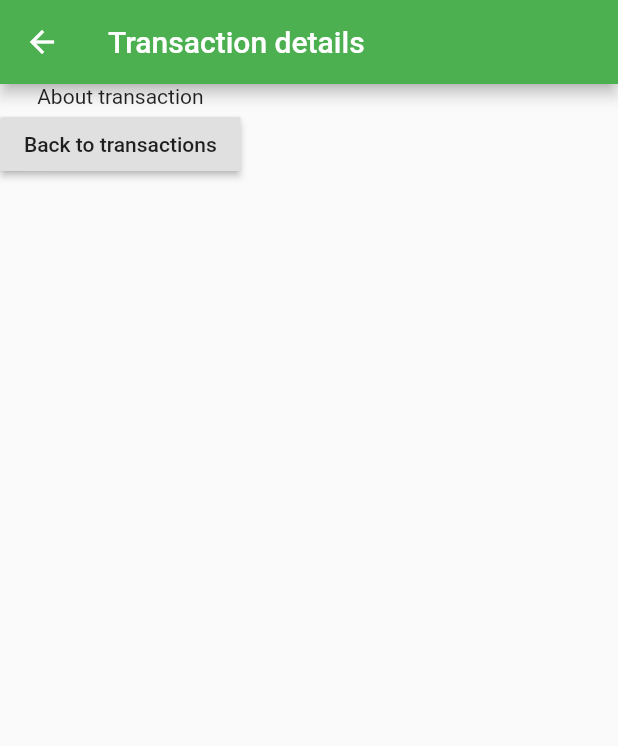
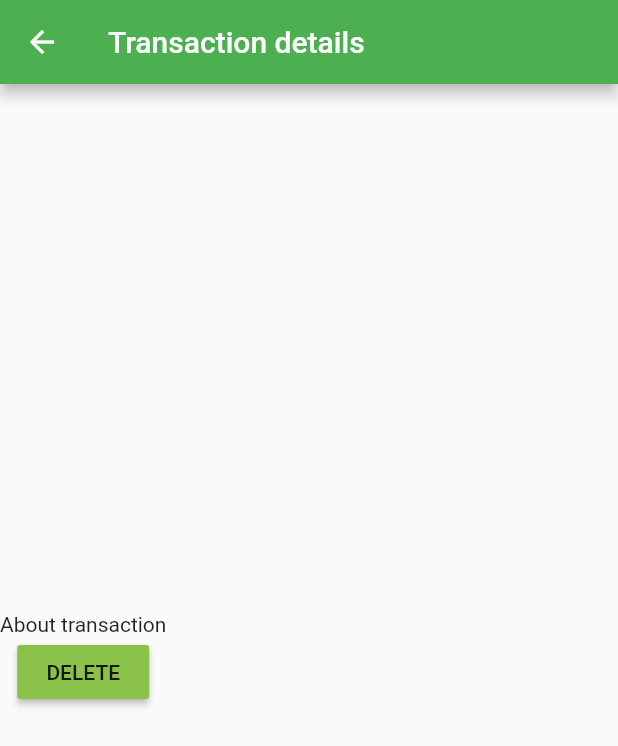
Before and after one commit to 3Cement/budgety_flutter_app, a Flutter app: the screen it shows after launch, after a tap on "Add Transaction", after a tap on "Details", on a phone screen of 412 x 824 dp. Shown: the top 746 px of the screen. Run offline on Flutter 3.47's test engine with Material 2 defaults, Android fonts, the phone set to English and light mode, and no system bars.

Commit message:
Dlete button added to main list

```diff
--- a/lib/pages/transaction.dart
+++ b/lib/pages/transaction.dart
@@ -8,11 +8,13 @@ class TransactionPage extends StatelessWidget {
         title: Text('Transaction details'),
       ),
       body: Column(
+        mainAxisAlignment: MainAxisAlignment.center,
         children: <Widget>[
           Text('About transaction'),
           RaisedButton(
-            child: Text('Back to transactions'),
-            onPressed: () => Navigator.pop(context),
+            color: Theme.of(context).accentColor,
+            child: Text('DELETE'),
+            onPressed: () => Navigator.pop(context, true),
           )
         ],
       ),
--- a/lib/transaction_manager.dart
+++ b/lib/transaction_manager.dart
@@ -41,6 +41,12 @@ class _TransactionManagerState extends State<TransactionManager> {
     });
   }
 
+  void _deleteTransaction(int index) {
+    setState(() {
+      _transactions.removeAt(index);
+    });
+  }
+
   @override
   Widget build(BuildContext context) {
     print('[TransactionManager State] build()');
@@ -50,7 +56,7 @@ class _TransactionManagerState extends State<TransactionManager> {
           margin: EdgeInsets.all(10.0),
           child: TransactionControl(_addTransaction),
         ),
-        Expanded(child: Transactions(_transactions))
+        Expanded(child: Transactions(_transactions, deleteTransaction: _deleteTransaction))
       ],
     );
   }
--- a/lib/transactions.dart
+++ b/lib/transactions.dart
@@ -4,8 +4,9 @@ import './pages/transaction.dart';
 
 class Transactions extends StatelessWidget {
   final List<String> transactions;
+  final Function deleteTransaction;
 
-  Transactions([this.transactions = const []]) {
+  Transactions(this.transactions, {this.deleteTransaction}) {
     print('[Transactions Widget] Constructor');
   }
 
@@ -20,12 +21,16 @@ class Transactions extends StatelessWidget {
             children: <Widget>[
               FlatButton(
                 child: Text('Details'),
-                onPressed: () => Navigator.push(
+                onPressed: () => Navigator.push<bool>(
                       context,
                       MaterialPageRoute(
                         builder: (BuildContext context) => TransactionPage(),
                       ),
-                    ),
+                    ).then((bool value) {
+                      if (value) {
+                        deleteTransaction(index);
+                      }
+                    }),
               )
             ],
           )
```
